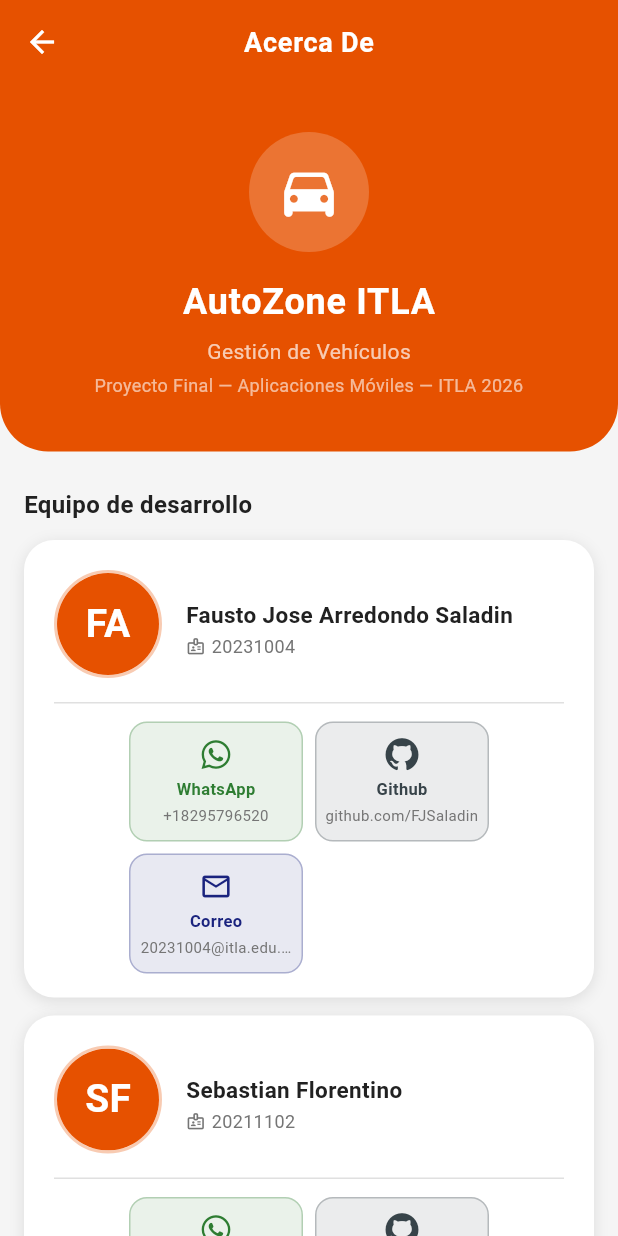
After one commit to FJSaladin/Proyecto-Final---AutoZone, a Flutter app: the screen it shows after launch, in the side drawer, after a tap on "Acerca de", on a phone screen of 412 x 824 dp. The commit adds this screen. Run offline on Flutter 3.47's test engine with Material 3 defaults, Android fonts, the phone set to English and light mode, and no system bars; our stand-ins replace font_awesome_flutter, image_picker, shared_preferences; accounts and stored records are empty; network calls fail.

Commit message:
feat: pantalla Acerca De con contactos dinámicos y diseño completo

```diff
--- /dev/null
+++ b/lib/features/acerca/screens/acerca_screen.dart
@@ -0,0 +1,502 @@
+import 'package:flutter/material.dart';
+import 'package:url_launcher/url_launcher.dart';
+import '../../../core/theme/app_theme.dart';
+import 'package:font_awesome_flutter/font_awesome_flutter.dart';
+
+
+// ─────────────────────────────────────────────────────────────
+//  Modelo Contacto — flexible, cada integrante tiene los suyos
+// ─────────────────────────────────────────────────────────────
+
+class Contacto {
+  final IconData icono;
+  final String   etiqueta;
+  final String   valor;
+  final Color    color;
+  final String   url;
+
+  const Contacto({
+    required this.icono,
+    required this.etiqueta,
+    required this.valor,
+    required this.color,
+    required this.url,
+  });
+}
+
+// ─────────────────────────────────────────────────────────────
+//  Modelo Integrante
+// ─────────────────────────────────────────────────────────────
+
+class _Integrante {
+  final String         nombre;
+  final String         apellido;
+  final String         matricula;
+  final List<Contacto> contactos;
+  final String?        fotoAsset; // 'assets/fotos/fausto.jpg'
+
+  const _Integrante({
+    required this.nombre,
+    required this.apellido,
+    required this.matricula,
+    required this.contactos,
+    this.fotoAsset,
+  });
+
+  String get nombreCompleto => '$nombre $apellido';
+  String get iniciales =>
+      '${nombre[0].toUpperCase()}${apellido[0].toUpperCase()}';
+}
+
+// ─────────────────────────────────────────────────────────────
+//  DATOS — edita aquí los 3 integrantes
+//  Cada uno puede tener distintos contactos en cualquier orden
+// ─────────────────────────────────────────────────────────────
+
+const _integrantes = [
+  _Integrante(
+    nombre:    'Fausto Jose',
+    apellido:  'Arredondo Saladin',
+    matricula: '20231004',
+    // fotoAsset: 'assets/fotos/fausto.jpg',
+    contactos: [
+      Contacto(
+        icono: FontAwesomeIcons.whatsapp,
+        etiqueta: 'WhatsApp',
+        valor: '+18295796520',
+        color: AppColors.success,
+        url: 'https://wa.me/18295796520', // formato oficial de WhatsApp
+      ),
+
+      Contacto(
+        icono:    FontAwesomeIcons.github,
+        etiqueta: 'Github',
+        valor:    'github.com/FJSaladin',
+        color:    Color.fromARGB(255, 55, 67, 73),
+        url:      'https://github.com/FJSaladin',
+      ),
+      Contacto(
+        icono:    Icons.email_outlined,
+        etiqueta: 'Correo',
+        valor:    '20231004@itla.edu.do',
+        color:    AppColors.secondary,
+        url:      'mailto:20231004@itla.edu.do',
+      ),
+    ],
+  ),
+
+  _Integrante(
+    nombre:    'Sebastian',
+    apellido:  'Florentino',
+    matricula: '20211102',
+    contactos: [
+      Contacto(
+        icono: FontAwesomeIcons.whatsapp,
+        etiqueta: 'WhatsApp',
+        valor: '+18295796520',
+        color: AppColors.success,
+        url: 'https://wa.me/18295796520', // formato oficial de WhatsApp
+      ),
+
+      Contacto(
+        icono:    FontAwesomeIcons.github,
+        etiqueta: 'Github',
+        valor:    'github.com/SebastianFlorentino',
+        color:    Color.fromARGB(255, 55, 67, 73),
+        url:      'https://github.com/SebastianFlorentino',
+      ),
+      Contacto(
+        icono:    Icons.email_outlined,
+        etiqueta: 'Correo',
+        valor:    '20211102@itla.edu.do',
+        color:    AppColors.secondary,
+        url:      'mailto:20211102@itla.edu.do',
+      ),
+    ],
+  ),
+
+  _Integrante(
+    nombre:    'Smerling',
+    apellido:  'Varela',
+    matricula: '20163668',
+    contactos: [
+      Contacto(
+        icono: FontAwesomeIcons.whatsapp,
+        etiqueta: 'WhatsApp',
+        valor: '+18295796520',
+        color: AppColors.success,
+        url: 'https://wa.me/18295796520', // formato oficial de WhatsApp
+      ),
+
+      Contacto(
+        icono:    FontAwesomeIcons.github,
+        etiqueta: 'Github',
+        valor:    'github.com/SmerlingVarela',
+        color:    Color.fromARGB(255, 55, 67, 73),
+        url:      'https://github.com/SmerlingVarela',
+      ),
+      Contacto(
+        icono:    Icons.email_outlined,
+        etiqueta: 'Correo',
+        valor:    '20163668@itla.edu.do',
+        color:    AppColors.secondary,
+        url:      'mailto:20163668@itla.edu.do',
+      ),
+    ],
+  ),
+];
+
+// ─────────────────────────────────────────────────────────────
+//  AcercaScreen
+// ─────────────────────────────────────────────────────────────
+
+class AcercaScreen extends StatelessWidget {
+  const AcercaScreen({super.key});
+
+  Future<void> _lanzar(BuildContext context, String url) async {
+    final uri = Uri.parse(url);
+    if (!await launchUrl(uri, mode: LaunchMode.externalApplication)) {
+      if (context.mounted) showError(context, 'No se pudo abrir el enlace');
+    }
+  }
+
+  @override
+  Widget build(BuildContext context) {
+    return Scaffold(
+      appBar: AppBar(title: const Text('Acerca De')),
+      body: SingleChildScrollView(
+        child: Column(
+          children: [
+            _buildCabeceraProyecto(),
+            const SizedBox(height: 24),
+            const Padding(
+              padding: EdgeInsets.symmetric(horizontal: 16),
+              child: Align(
+                alignment: Alignment.centerLeft,
+                child: Text(
+                  'Equipo de desarrollo',
+                  style: TextStyle(
+                    fontSize: 16,
+                    fontWeight: FontWeight.w700,
+                    color: AppColors.textPrimary,
+                  ),
+                ),
+              ),
+            ),
+            const SizedBox(height: 12),
+            ...List.generate(
+              _integrantes.length,
+              (i) => _buildCardIntegrante(context, _integrantes[i], i + 1),
+            ),
+            const SizedBox(height: 24),
+            _buildInfoProyecto(),
+            const SizedBox(height: 32),
+          ],
+        ),
+      ),
+    );
+  }
+
+  // ── Cabecera ──────────────────────────────────────────────
+
+  Widget _buildCabeceraProyecto() {
+    return Container(
+      width: double.infinity,
+      decoration: const BoxDecoration(
+        color: AppColors.primary,
+        borderRadius: BorderRadius.vertical(bottom: Radius.circular(32)),
+      ),
+      padding: const EdgeInsets.fromLTRB(24, 32, 24, 36),
+      child: Column(
+        children: [
+          Container(
+            width: 80,
+            height: 80,
+            decoration: BoxDecoration(
+              color: Colors.white.withValues(alpha: 0.2),
+              shape: BoxShape.circle,
+            ),
+            child: const Icon(
+              Icons.directions_car_rounded,
+              size: 44,
+              color: Colors.white,
+            ),
+          ),
+          const SizedBox(height: 16),
+          const Text(
+            'AutoZone ITLA',
+            style: TextStyle(
+              color: Colors.white,
+              fontSize: 24,
+              fontWeight: FontWeight.w700,
+              letterSpacing: 0.5,
+            ),
+          ),
+          const SizedBox(height: 6),
+          const Text(
+            'Gestión de Vehículos',
+            style: TextStyle(color: Colors.white70, fontSize: 14),
+          ),
+          const SizedBox(height: 4),
+          const Text(
+            'Proyecto Final — Aplicaciones Móviles — ITLA 2026',
+            textAlign: TextAlign.center,
+            style: TextStyle(color: Colors.white60, fontSize: 12),
+          ),
+        ],
+      ),
+    );
+  }
+
+  // ── Card integrante ───────────────────────────────────────
+
+  Widget _buildCardIntegrante(
+    BuildContext context,
+    _Integrante integrante,
+    int numero,
+  ) {
+    return Container(
+      margin: const EdgeInsets.fromLTRB(16, 0, 16, 12),
+      decoration: BoxDecoration(
+        color: AppColors.surface,
+        borderRadius: BorderRadius.circular(20),
+        boxShadow: const [
+          BoxShadow(
+            color: AppColors.cardShadow,
+            blurRadius: 8,
+            offset: Offset(0, 2),
+          ),
+        ],
+      ),
+      child: Column(
+        children: [
+          // ── Avatar + datos ───────────────────────────────
+          Padding(
+            padding: const EdgeInsets.fromLTRB(20, 20, 20, 16),
+            child: Row(
+              children: [
+                Container(
+                  width: 72,
+                  height: 72,
+                  decoration: BoxDecoration(
+                    shape: BoxShape.circle,
+                    border: Border.all(
+                      color: AppColors.primary.withValues(alpha: 0.3),
+                      width: 2,
+                    ),
+                  ),
+                  child: ClipOval(
+                    child: integrante.fotoAsset != null
+                        ? Image.asset(
+                            integrante.fotoAsset!,
+                            fit: BoxFit.cover,
+                            errorBuilder: (_, __, ___) =>
+                                _buildAvatar(integrante),
+                          )
+                        : _buildAvatar(integrante),
+                  ),
+                ),
+                const SizedBox(width: 16),
+                Expanded(
+                  child: Column(
+                    crossAxisAlignment: CrossAxisAlignment.start,
+                    children: [
+                      const SizedBox(height: 6),
+                      Text(
+                        integrante.nombreCompleto,
+                        style: const TextStyle(
+                          fontSize: 15,
+                          fontWeight: FontWeight.w700,
+                          color: AppColors.textPrimary,
+                        ),
+                      ),
+                      const SizedBox(height: 2),
+                      Row(
+                        children: [
+                          const Icon(Icons.badge_outlined,
+                              size: 13, color: AppColors.textSecondary),
+                          const SizedBox(width: 4),
+                          Text(
+                            integrante.matricula,
+                            style: const TextStyle(
+                              fontSize: 12,
+                              color: AppColors.textSecondary,
+                            ),
+                          ),
+                        ],
+                      ),
+                    ],
+                  ),
+                ),
+              ],
+            ),
+          ),
+
+          const Divider(height: 1, indent: 20, endIndent: 20),
+
+          // ── Contactos dinámicos con Wrap ─────────────────
+          // Wrap pone hasta 3 por fila y baja a nueva línea
+          // si hay más. Cada integrante puede tener distintos.
+          Padding(
+            padding: const EdgeInsets.fromLTRB(16, 12, 16, 16),
+            child: Wrap(
+              spacing: 8,
+              runSpacing: 8,
+              children: integrante.contactos.map((c) {
+                final ancho =
+                    (MediaQuery.of(context).size.width - 64) / 3;
+                return SizedBox(
+                  width: ancho,
+                  child: _buildBotonContacto(
+                    contacto: c,
+                    onTap: () => _lanzar(context, c.url),
+                  ),
+                );
+              }).toList(),
+            ),
+          ),
+        ],
+      ),
+    );
+  }
+
+  // ── Avatar con iniciales ──────────────────────────────────
+
+  Widget _buildAvatar(_Integrante integrante) {
+    return Container(
+      color: AppColors.primary,
+      child: Center(
+        child: Text(
+          integrante.iniciales,
+          style: const TextStyle(
+            color: Colors.white,
+            fontSize: 26,
+            fontWeight: FontWeight.w700,
+          ),
+        ),
+      ),
+    );
+  }
+
+  // ── Botón de contacto ─────────────────────────────────────
+
+  Widget _buildBotonContacto({
+    required Contacto contacto,
+    required VoidCallback onTap,
+  }) {
+    return GestureDetector(
+      onTap: onTap,
+      child: Container(
+        padding: const EdgeInsets.symmetric(vertical: 10, horizontal: 6),
+        decoration: BoxDecoration(
+          color: contacto.color.withValues(alpha: 0.1),
+          borderRadius: BorderRadius.circular(12),
+          border: Border.all(
+              color: contacto.color.withValues(alpha: 0.3)),
+        ),
+        child: Column(
+          children: [
+            Icon(contacto.icono, color: contacto.color, size: 22),
+            const SizedBox(height: 4),
+            Text(
+              contacto.etiqueta,
+              style: TextStyle(
+                fontSize: 11,
+                color: contacto.color,
+                fontWeight: FontWeight.w600,
+              ),
+            ),
+            const SizedBox(height: 2),
+            Text(
+              contacto.valor,
+              textAlign: TextAlign.center,
+              maxLines: 1,
+              overflow: TextOverflow.ellipsis,
+              style: const TextStyle(
+                fontSize: 10,
+                color: AppColors.textSecondary,
+              ),
+            ),
+          ],
+        ),
+      ),
+    );
+  }
+
+  // ── Info del proyecto ─────────────────────────────────────
+
+  Widget _buildInfoProyecto() {
+    return Padding(
+      padding: const EdgeInsets.symmetric(horizontal: 16),
+      child: Container(
+        padding: const EdgeInsets.all(20),
+        decoration: BoxDecoration(
+          color: AppColors.secondary.withValues(alpha: 0.05),
+          borderRadius: BorderRadius.circular(16),
+          border: Border.all(
+              color: AppColors.secondary.withValues(alpha: 0.15)),
+        ),
+        child: Column(
+          children: [
+            const Icon(Icons.school_outlined,
+                size: 32, color: AppColors.secondary),
+            const SizedBox(height: 10),
+            const Text(
+              'ITLA — Instituto Tecnológico de Las Américas',
+              textAlign: TextAlign.center,
+              style: TextStyle(
+                fontSize: 13,
+                fontWeight: FontWeight.w700,
+                color: AppColors.secondary,
+              ),
+            ),
+            const SizedBox(height: 6),
+            const Text(
+              'C1-2026\nDesarrollo de Aplicaciones Móviles',
+              textAlign: TextAlign.center,
+              style: TextStyle(
+                  fontSize: 12,
+                  color: AppColors.textSecondary,
+                  height: 1.5),
+            ),
+            const SizedBox(height: 12),
+            const Divider(),
+            const SizedBox(height: 8),
+            _buildInfoFila(
+                Icons.code_rounded, 'Tecnología', 'Flutter / Dart'),
+            const SizedBox(height: 6),
+            _buildInfoFila(
+                Icons.cloud_outlined, 'API', 'taller-itla.ia3x.com'),
+            const SizedBox(height: 6),
+            _buildInfoFila(
+                Icons.phone_android_rounded, 'Plataforma', 'Android'),
+          ],
+        ),
+      ),
+    );
+  }
+
+  Widget _buildInfoFila(IconData icono, String etiqueta, String valor) {
+    return Row(
+      children: [
+        Icon(icono, size: 16, color: AppColors.secondary),
+        const SizedBox(width: 10),
+        Text(
+          '$etiqueta: ',
+          style: const TextStyle(
+            fontSize: 12,
+            fontWeight: FontWeight.w600,
+            color: AppColors.textSecondary,
+          ),
+        ),
+        Expanded(
+          child: Text(
+            valor,
+            style: const TextStyle(
+                fontSize: 12, color: AppColors.textPrimary),
+          ),
+        ),
+      ],
+    );
+  }
+}
--- a/lib/features/dashboard/screens/dashboard_screen.dart
+++ b/lib/features/dashboard/screens/dashboard_screen.dart
@@ -4,6 +4,7 @@ import '../../../core/providers/auth_provider.dart';
 import '../../../core/theme/app_theme.dart';
 import '../../auth/screens/login_screen.dart';
 import '../../perfil/screens/perfil_screen.dart';
+import '../../acerca/screens/acerca_screen.dart';
 // ─────────────────────────────────────────────────────────────
 //  Datos del slider
 // ─────────────────────────────────────────────────────────────
@@ -576,7 +577,13 @@ class _DashboardScreenState extends State<DashboardScreen> {
           ],
 
           const Divider(),
-          _drawerItem(Icons.info_outline_rounded, 'Acerca De'),
+          _drawerItem(Icons.info_outline_rounded, 'Acerca de', onTap: () {
+            Navigator.pop(context);
+            Navigator.push(
+              context,
+              MaterialPageRoute(builder: (_) => const AcercaScreen()),
+            );
+          }),
 
           const Spacer(),
 
--- a/pubspec.yaml
+++ b/pubspec.yaml
@@ -7,6 +7,7 @@ environment:
   sdk: '>=3.0.0 <4.0.0'
 
 dependencies:
+  font_awesome_flutter: ^10.7.0
   flutter:
     sdk: flutter
 
```
Also changed, not shown: pubspec.lock, 1 other file.
